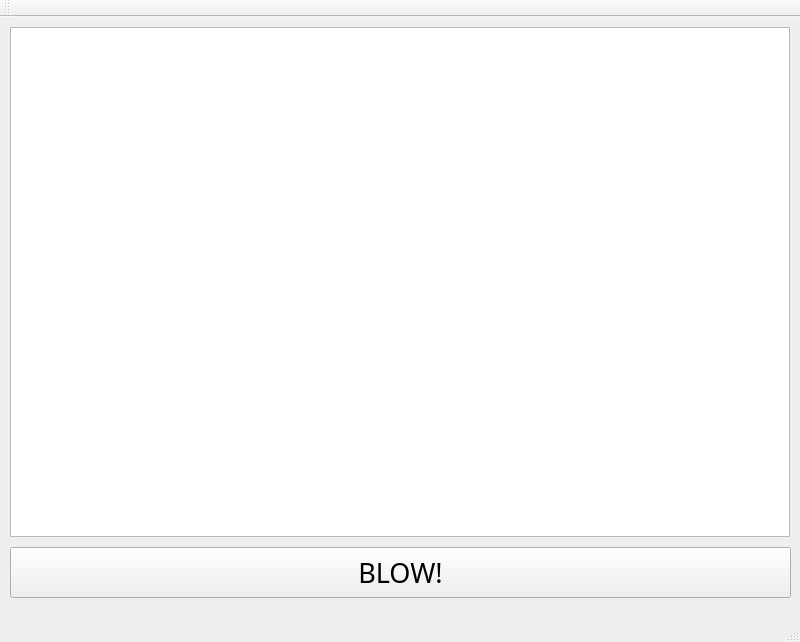
Before: the Qt Designer form mainwindow.ui in xswzaq44321/WakingLioQt2Example, drawn with Qt 5.
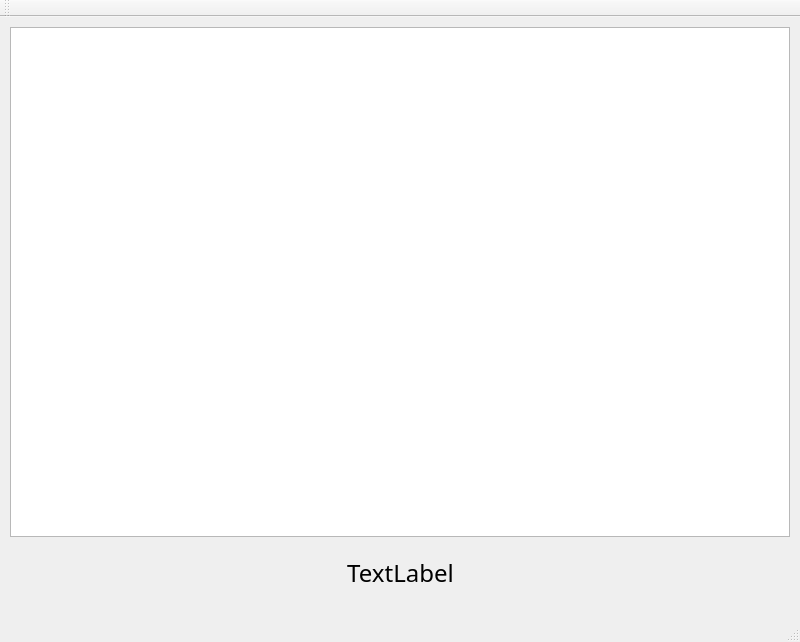
After: the same form once the commit is applied.

Patch:
```diff
--- a/mainwindow.ui
+++ b/mainwindow.ui
@@ -24,7 +24,7 @@
      </rect>
     </property>
    </widget>
-   <widget class="QPushButton" name="pushButton">
+   <widget class="QLabel" name="label">
     <property name="geometry">
      <rect>
       <x>10</x>
@@ -35,12 +35,18 @@
     </property>
     <property name="font">
      <font>
-      <family>Impact</family>
-      <pointsize>20</pointsize>
+      <family>華康竹風體W4(P)</family>
+      <pointsize>18</pointsize>
      </font>
     </property>
     <property name="text">
-     <string>BLOW!</string>
+     <string>TextLabel</string>
+    </property>
+    <property name="textFormat">
+     <enum>Qt::AutoText</enum>
+    </property>
+    <property name="alignment">
+     <set>Qt::AlignCenter</set>
     </property>
    </widget>
   </widget>
```
